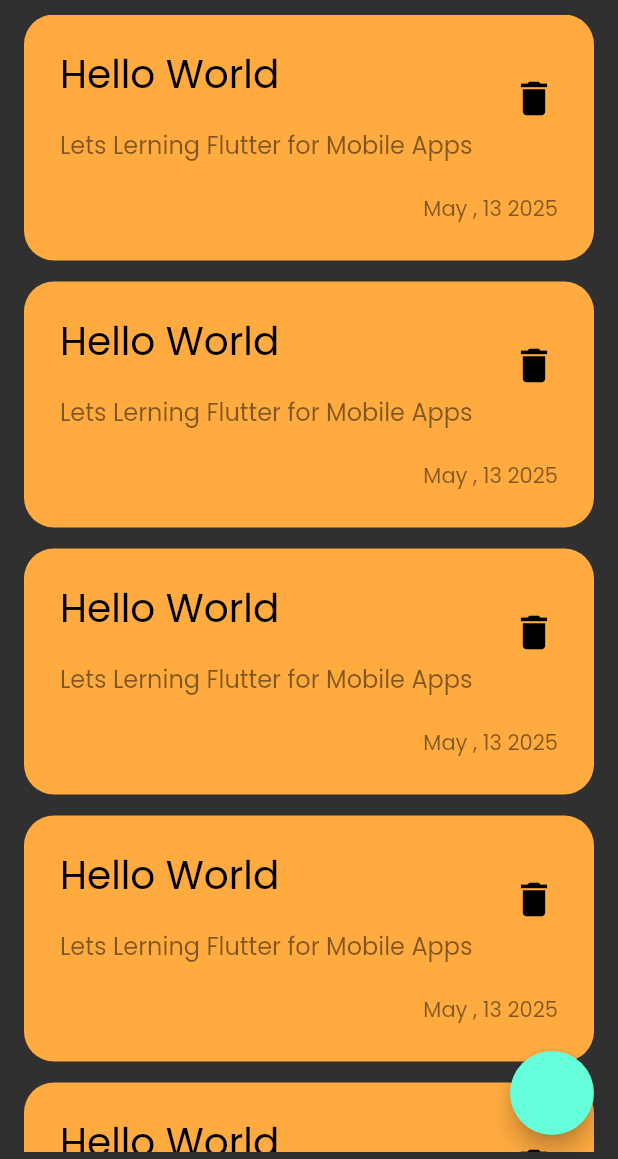
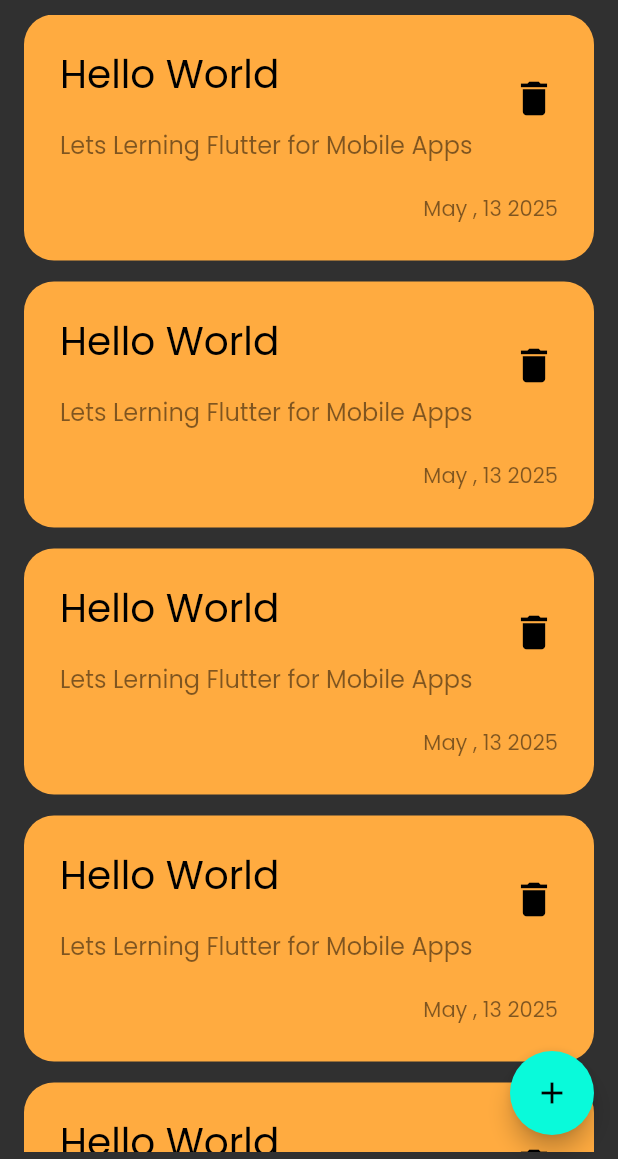
Before and after one commit to ahmedyhia123/notes_app, a Flutter app: the screen it shows after launch, on a phone screen of 412 x 824 dp, the part 77-1236 px from its top. Run offline on Flutter 3.47's test engine with Material 3 defaults, Android fonts, the phone set to English and light mode, and no system bars.

Commit message:
add FloatingActionButton

```diff
--- a/lib/views/notes_view.dart
+++ b/lib/views/notes_view.dart
@@ -7,7 +7,11 @@ class NotesView extends StatelessWidget {
   @override
   Widget build(BuildContext context) {
     return Scaffold(
-      floatingActionButton: FloatingActionButton(onPressed: () {} ,backgroundColor: ,),
+      floatingActionButton: FloatingActionButton(
+        onPressed: () {},
+        backgroundColor: const Color.fromARGB(255, 9, 250, 218),
+        child: Icon(Icons.add),
+      ),
       body: SafeArea(
         child: Padding(
           padding: const EdgeInsets.symmetric(horizontal: 16, vertical: 5),
```
